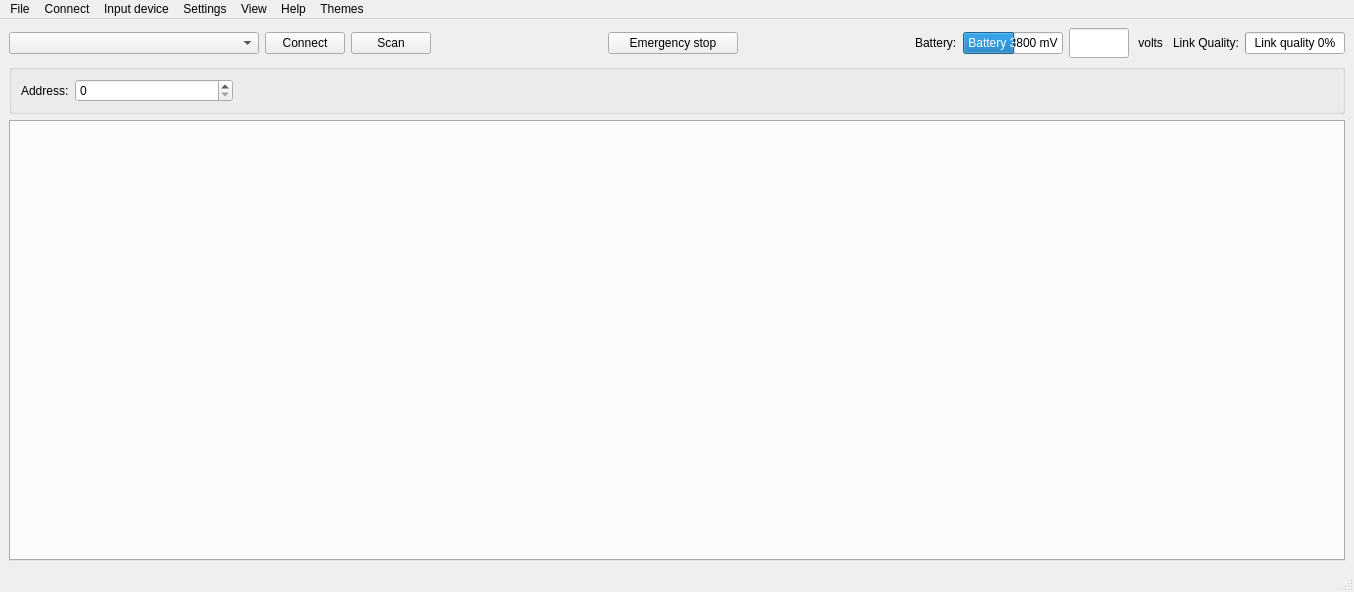
First picture: the form in src/cfclient/ui/main.ui, repository bitcraze/crazyflie-clients-python, before the edit.
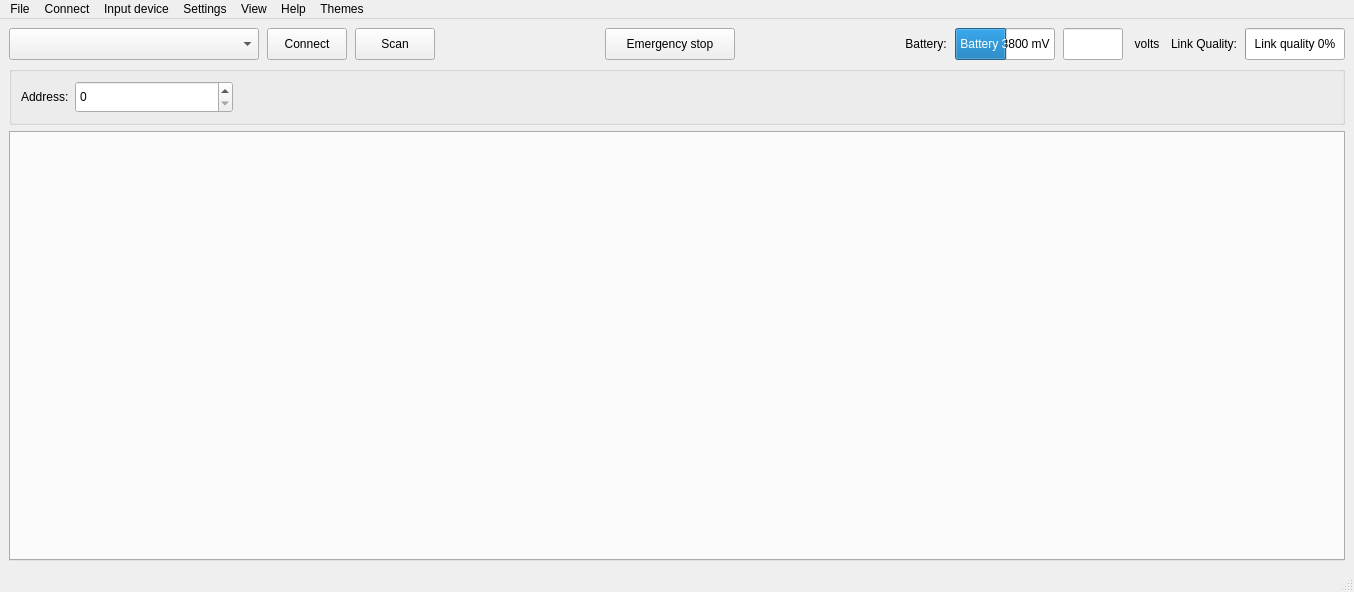
Second picture: the form after the edit. Custom widgets are drawn as their Qt base class.

Commit message: feat(ui): modernize client styling

Patch:
```diff
--- a/src/cfclient/ui/main.ui
+++ b/src/cfclient/ui/main.ui
@@ -22,11 +22,20 @@
      <layout class="QVBoxLayout" name="verticalLayout_2">
       <item>
        <layout class="QGridLayout" name="gridLayout_2">
+        <property name="horizontalSpacing">
+         <number>8</number>
+        </property>
+        <property name="verticalSpacing">
+         <number>0</number>
+        </property>
         <item row="0" column="6">
          <widget class="QLabel" name="batteryLabel">
           <property name="text">
            <string>Battery:</string>
           </property>
+          <property name="alignment">
+           <set>Qt::AlignCenter</set>
+          </property>
          </widget>
         </item>
         <item row="0" column="2">
@@ -34,7 +43,13 @@
           <property name="minimumSize">
            <size>
             <width>50</width>
-            <height>0</height>
+            <height>32</height>
+           </size>
+          </property>
+          <property name="maximumSize">
+           <size>
+            <width>16777215</width>
+            <height>32</height>
            </size>
           </property>
           <property name="text">
@@ -47,13 +62,13 @@
           <property name="minimumSize">
            <size>
             <width>30</width>
-            <height>0</height>
+            <height>32</height>
            </size>
           </property>
           <property name="maximumSize">
            <size>
             <width>100</width>
-            <height>16777215</height>
+            <height>32</height>
            </size>
           </property>
           <property name="maximum">
@@ -81,7 +96,13 @@
           <property name="minimumSize">
            <size>
             <width>130</width>
-            <height>0</height>
+            <height>32</height>
+           </size>
+          </property>
+          <property name="maximumSize">
+           <size>
+            <width>16777215</width>
+            <height>32</height>
            </size>
           </property>
           <property name="text">
@@ -94,6 +115,9 @@
           <property name="text">
            <string> volts </string>
           </property>
+          <property name="alignment">
+           <set>Qt::AlignCenter</set>
+          </property>
          </widget>
         </item>
         <item row="0" column="1">
@@ -101,7 +125,13 @@
           <property name="minimumSize">
            <size>
             <width>80</width>
-            <height>0</height>
+            <height>32</height>
+           </size>
+          </property>
+          <property name="maximumSize">
+           <size>
+            <width>16777215</width>
+            <height>32</height>
            </size>
           </property>
           <property name="toolTip">
@@ -117,13 +147,13 @@
           <property name="minimumSize">
            <size>
             <width>30</width>
-            <height>0</height>
+            <height>32</height>
            </size>
           </property>
           <property name="maximumSize">
            <size>
             <width>100</width>
-            <height>16777215</height>
+            <height>32</height>
            </size>
           </property>
           <property name="minimum">
@@ -160,13 +190,13 @@
           <property name="minimumSize">
            <size>
             <width>160</width>
-            <height>0</height>
+            <height>32</height>
            </size>
           </property>
           <property name="maximumSize">
            <size>
             <width>250</width>
-            <height>16777215</height>
+            <height>32</height>
            </size>
           </property>
           <property name="editable">
@@ -188,13 +218,13 @@
           <property name="minimumSize">
            <size>
             <width>60</width>
-            <height>30</height>
+            <height>32</height>
            </size>
           </property>
           <property name="maximumSize">
            <size>
             <width>60</width>
-            <height>40</height>
+            <height>32</height>
            </size>
           </property>
           <property name="alignment">
@@ -210,6 +240,9 @@
           <property name="text">
            <string>Link Quality:</string>
           </property>
+          <property name="alignment">
+           <set>Qt::AlignCenter</set>
+          </property>
          </widget>
         </item>
         <item row="0" column="3">
@@ -261,7 +294,13 @@
            <property name="minimumSize">
             <size>
              <width>158</width>
-             <height>0</height>
+             <height>32</height>
+            </size>
+           </property>
+           <property name="maximumSize">
+            <size>
+             <width>16777215</width>
+             <height>32</height>
             </size>
            </property>
           </widget>
```
The commit also changes 6 other files.
